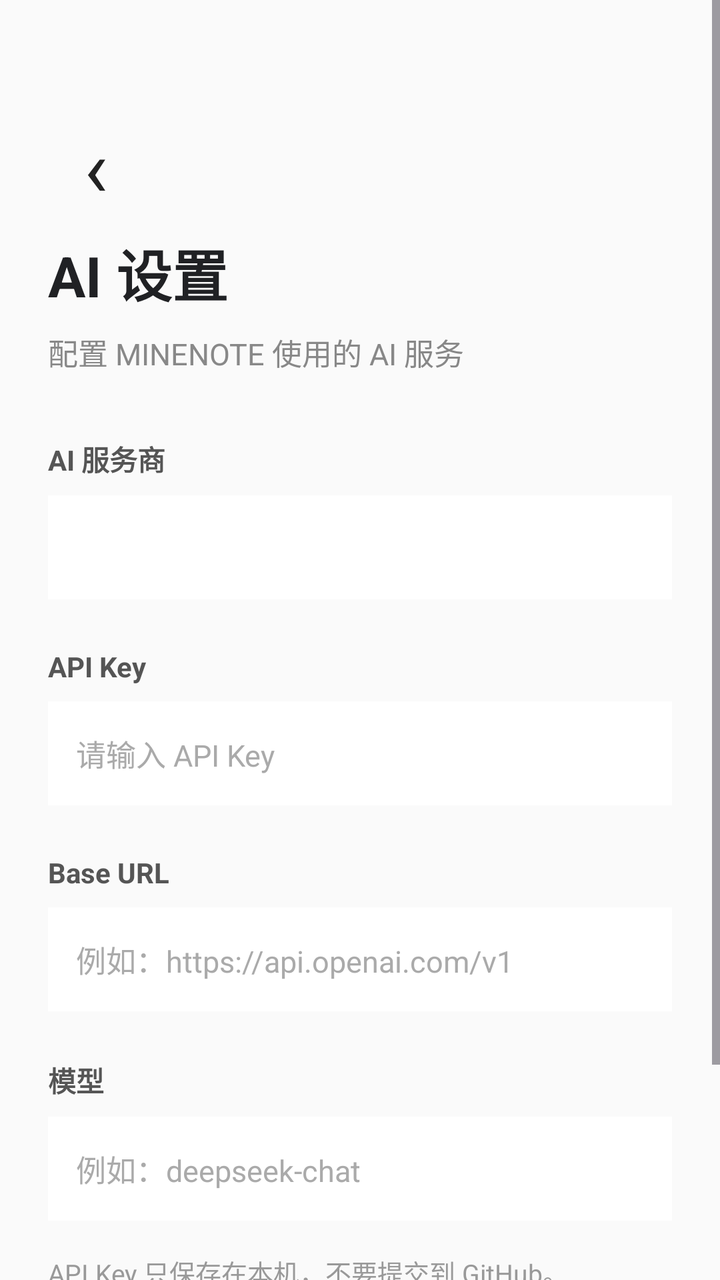
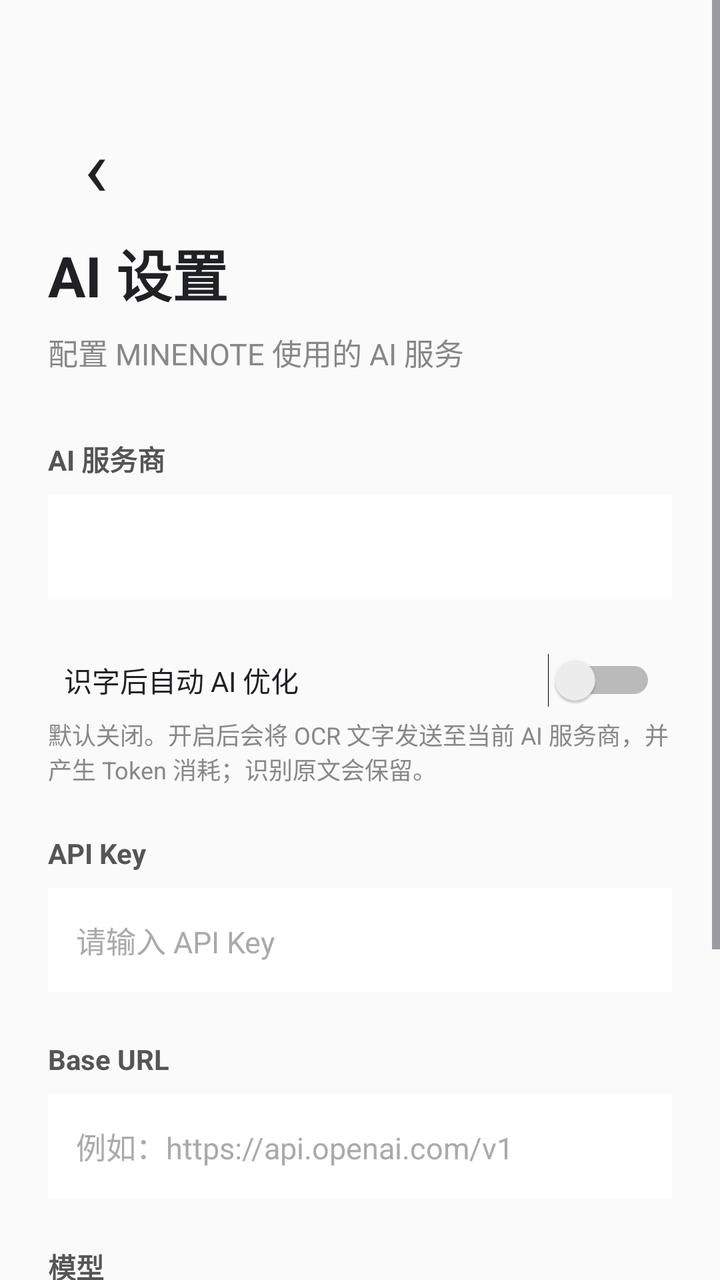

Before-and-after screenshots of an Android layout around one commit, followed by the original layout XML and the change that was made.
<!-- AndroidManifest.xml: application theme Theme.MINENOTE -->
<!-- res/layout/activity_settings.xml -->
<?xml version="1.0" encoding="utf-8"?>
<ScrollView
    xmlns:android="http://schemas.android.com/apk/res/android"
    android:layout_width="match_parent"
    android:layout_height="match_parent"
    android:background="#FAFAFA">

    <LinearLayout
        android:layout_width="match_parent"
        android:layout_height="wrap_content"
        android:orientation="vertical"
        android:paddingStart="24dp"
        android:paddingEnd="24dp"
        android:paddingTop="56dp"
        android:paddingBottom="40dp">

        
        <TextView
            android:id="@+id/btnBack"
            android:layout_width="48dp"
            android:layout_height="48dp"
            android:gravity="center"
            android:text="‹"
            android:textColor="#222222"
            android:textSize="40sp"
            android:clickable="true"
            android:focusable="true" />

        
        <TextView
            android:layout_width="match_parent"
            android:layout_height="wrap_content"
            android:layout_marginTop="12dp"
            android:text="AI 设置"
            android:textColor="#202124"
            android:textSize="28sp"
            android:textStyle="bold" />

        
        <TextView
            android:layout_width="match_parent"
            android:layout_height="wrap_content"
            android:layout_marginTop="8dp"
            android:text="配置 MINENOTE 使用的 AI 服务"
            android:textColor="#888888"
            android:textSize="15sp" />

        
        <TextView
            android:layout_width="match_parent"
            android:layout_height="wrap_content"
            android:layout_marginTop="32dp"
            android:text="AI 服务商"
            android:textColor="#555555"
            android:textSize="14sp"
            android:textStyle="bold" />

        <Spinner
            android:id="@+id/spinnerProvider"
            android:layout_width="match_parent"
            android:layout_height="52dp"
            android:layout_marginTop="8dp"
            android:background="#FFFFFF" />

        
        <TextView
            android:layout_width="match_parent"
            android:layout_height="wrap_content"
            android:layout_marginTop="24dp"
            android:text="API Key"
            android:textColor="#555555"
            android:textSize="14sp"
            android:textStyle="bold" />

        <EditText
            android:id="@+id/etApiKey"
            android:layout_width="match_parent"
            android:layout_height="52dp"
            android:layout_marginTop="8dp"
            android:background="#FFFFFF"
            android:hint="请输入 API Key"
            android:inputType="textPassword"
            android:paddingStart="14dp"
            android:paddingEnd="14dp"
            android:textColor="#222222"
            android:textColorHint="#AAAAAA"
            android:textSize="15sp" />

        
        <TextView
            android:layout_width="match_parent"
            android:layout_height="wrap_content"
            android:layout_marginTop="24dp"
            android:text="Base URL"
            android:textColor="#555555"
            android:textSize="14sp"
            android:textStyle="bold" />

        <EditText
            android:id="@+id/etBaseUrl"
            android:layout_width="match_parent"
            android:layout_height="52dp"
            android:layout_marginTop="8dp"
            android:background="#FFFFFF"
            android:hint="例如：https://api.openai.com/v1"
            android:inputType="textUri"
            android:paddingStart="14dp"
            android:paddingEnd="14dp"
            android:textColor="#222222"
            android:textColorHint="#AAAAAA"
            android:textSize="15sp" />

        
        <TextView
            android:layout_width="match_parent"
            android:layout_height="wrap_content"
            android:layout_marginTop="24dp"
            android:text="模型"
            android:textColor="#555555"
            android:textSize="14sp"
            android:textStyle="bold" />

        <EditText
            android:id="@+id/etModel"
            android:layout_width="match_parent"
            android:layout_height="52dp"
            android:layout_marginTop="8dp"
            android:background="#FFFFFF"
            android:hint="例如：deepseek-chat"
            android:inputType="text"
            android:paddingStart="14dp"
            android:paddingEnd="14dp"
            android:textColor="#222222"
            android:textColorHint="#AAAAAA"
            android:textSize="15sp" />

        
        <TextView
            android:layout_width="match_parent"
            android:layout_height="wrap_content"
            android:layout_marginTop="16dp"
            android:text="API Key 只保存在本机，不要提交到 GitHub。"
            android:textColor="#999999"
            android:textSize="13sp" />

        
        <TextView
            android:id="@+id/btnSave"
            android:layout_width="match_parent"
            android:layout_height="52dp"
            android:layout_marginTop="32dp"
            android:gravity="center"
            android:text="保存设置"
            android:textColor="#6B5B00"
            android:textSize="16sp"
            android:background="@drawable/bg_save_button"
            android:clickable="true"
            android:focusable="true" />

    </LinearLayout>

</ScrollView>
<!-- resources referenced by this layout -->
<resources>
  <!-- drawable bg_save_button (drawable) -->
  <?xml version="1.0" encoding="utf-8"?>
  <shape xmlns:android="http://schemas.android.com/apk/res/android"
      android:shape="rectangle">
  
      <solid android:color="#FFF1B8" />
  
      <corners android:radius="14dp" />
  
  </shape>
  <style name="Theme.MINENOTE" parent="Base.Theme.MINENOTE" />
  <style name="Base.Theme.MINENOTE" parent="Theme.Material3.DayNight.NoActionBar">
  
          
          <item name="android:textColorHighlight">#FFF8E1</item>
  
      </style>
</resources>

<!-- the commit's change to res/layout/activity_settings.xml (unified diff, before → after) -->
@@ -61,6 +61,22 @@
             android:layout_height="52dp"
             android:layout_marginTop="8dp"
             android:background="#FFFFFF" />
+
+        
+        <Switch
+            android:id="@+id/switchOcrAutoOptimize"
+            android:layout_width="match_parent"
+            android:layout_height="wrap_content"
+            android:layout_marginTop="22dp"
+            android:text="识字后自动 AI 优化"
+            android:textColor="#202124"
+            android:padding="8dp" />
+        <TextView
+            android:layout_width="match_parent"
+            android:layout_height="wrap_content"
+            android:text="默认关闭。开启后会将 OCR 文字发送至当前 AI 服务商，并产生 Token 消耗；识别原文会保留。"
+            android:textColor="#888888"
+            android:textSize="12sp" />
 
         
         <TextView
